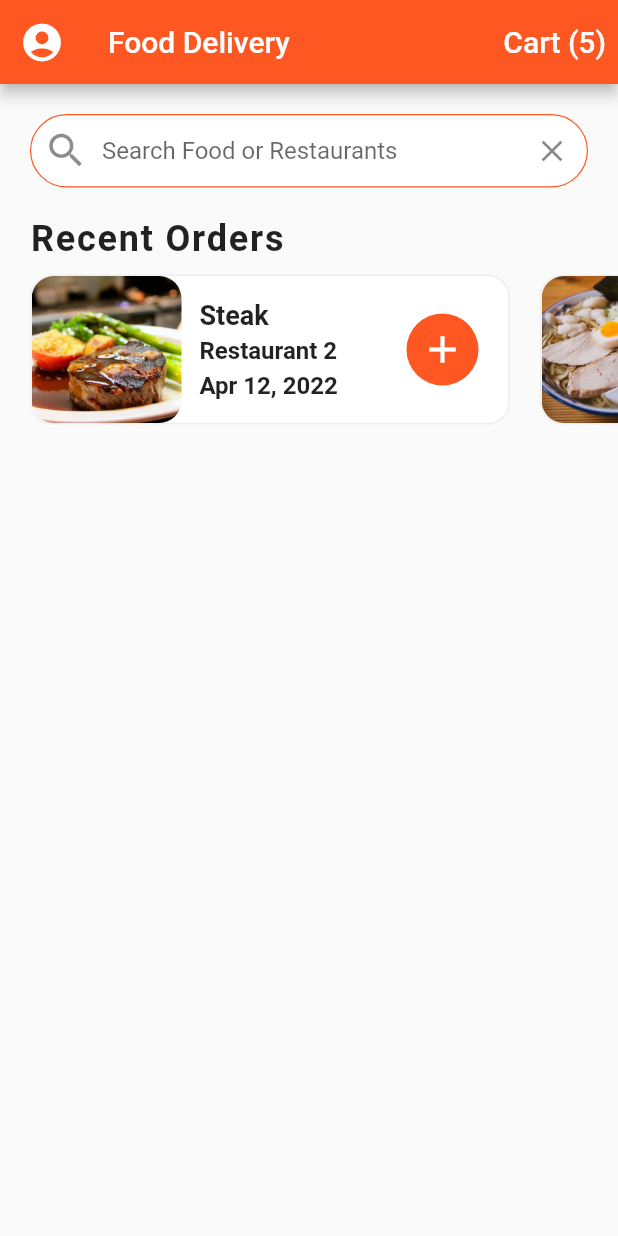
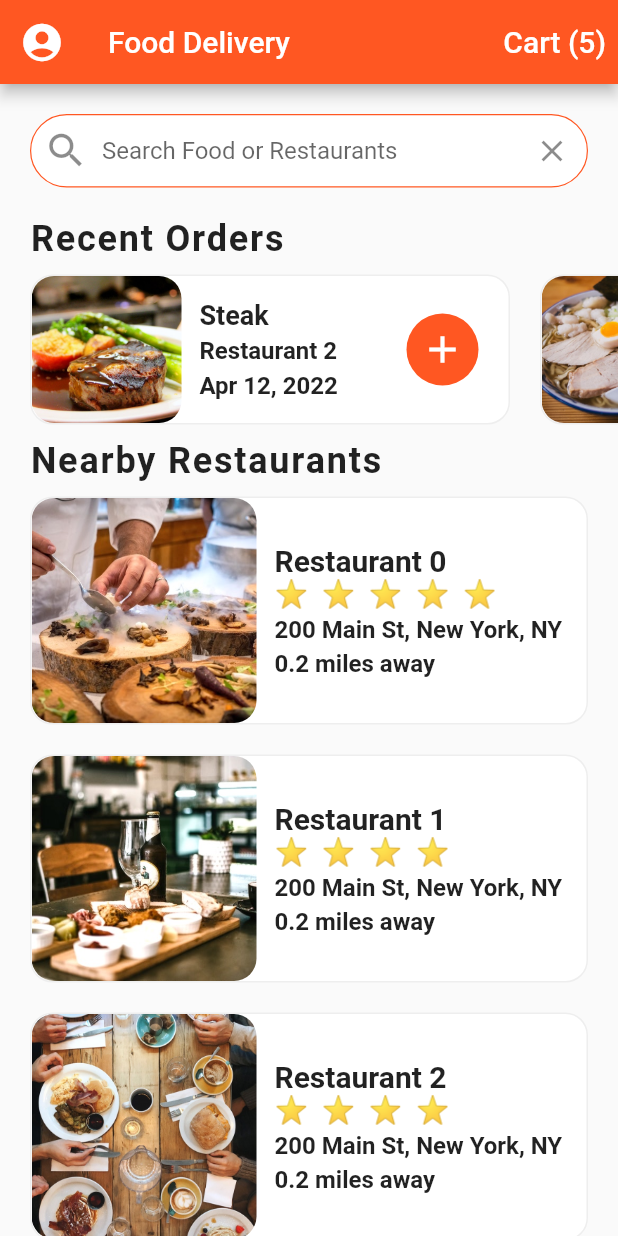
Before and after one commit to Gideon-Ukoko-Jr/restaurant_app_ui, a Flutter app: the screen it shows after launch, on a phone screen of 412 x 824 dp. Run offline on Flutter 3.47's test engine with Material 2 defaults, Android fonts, the phone set to English and light mode, and no system bars.

Commit message:
Added Recent Restaurants UI

```diff
--- a/analysis_options.yaml
+++ b/analysis_options.yaml
@@ -22,6 +22,7 @@ linter:
   # `// ignore_for_file: name_of_lint` syntax on the line or in the file
   # producing the lint.
   rules:
+    prefer_const_constructors : false
     # avoid_print: false  # Uncomment to disable the `avoid_print` rule
     # prefer_single_quotes: true  # Uncomment to enable the `prefer_single_quotes` rule
 
--- a/lib/screens/home_screen.dart
+++ b/lib/screens/home_screen.dart
@@ -1,6 +1,9 @@
 import 'package:flutter/material.dart';
 import 'package:restaurant_app_ui/data/data.dart';
+import 'package:restaurant_app_ui/screens/restaurant_screen.dart';
 import 'package:restaurant_app_ui/widgets/recent_orders.dart';
+
+import '../widgets/rating_stars.dart';
 
 class HomeScreen extends StatefulWidget {
   const HomeScreen({Key? key}) : super(key: key);
@@ -10,6 +13,82 @@ class HomeScreen extends StatefulWidget {
 }
 
 class _HomeScreenState extends State<HomeScreen> {
+  _buildRestaurants() {
+    List<Widget> restaurantList = [];
+    for (var restaurant in restaurants) {
+      restaurantList.add(
+        GestureDetector(
+          onTap: () => Navigator.push(
+            context,
+            MaterialPageRoute(
+              builder: (_) => RestaurantScreen(restaurant),
+            ),
+          ),
+          child: Container(
+            margin: EdgeInsets.symmetric(horizontal: 20.0, vertical: 10.0),
+            decoration: BoxDecoration(
+              color: Colors.white,
+              borderRadius: BorderRadius.circular(15.0),
+              border: Border.all(width: 1.0, color: (Colors.grey[200])!),
+            ),
+            child: Row(
+              children: [
+                ClipRRect(
+                  borderRadius: BorderRadius.circular(15.0),
+                  child: Image(
+                    height: 150.0,
+                    width: 150.0,
+                    image: AssetImage(restaurant.imageUrl ?? ''),
+                    fit: BoxFit.cover,
+                  ),
+                ),
+                Expanded(
+                  child: Container(
+                    margin: EdgeInsets.all(12.0),
+                    child: Column(
+                      mainAxisAlignment: MainAxisAlignment.center,
+                      crossAxisAlignment: CrossAxisAlignment.start,
+                      children: <Widget>[
+                        Text(
+                          restaurant.name ?? '',
+                          style: TextStyle(
+                            fontSize: 20.0,
+                            fontWeight: FontWeight.bold,
+                          ),
+                          overflow: TextOverflow.ellipsis,
+                        ),
+                        RatingStars(restaurant.rating ?? 0),
+                        SizedBox(height: 4.0),
+                        Text(
+                          restaurant.address ?? '',
+                          style: TextStyle(
+                            fontSize: 16.0,
+                            fontWeight: FontWeight.w600,
+                          ),
+                          overflow: TextOverflow.ellipsis,
+                        ),
+                        SizedBox(height: 4.0),
+                        Text(
+                          '0.2 miles away',
+                          style: TextStyle(
+                            fontSize: 16.0,
+                            fontWeight: FontWeight.w600,
+                          ),
+                          overflow: TextOverflow.ellipsis,
+                        ),
+                      ],
+                    ),
+                  ),
+                ),
+              ],
+            ),
+          ),
+        ),
+      );
+    }
+    return Column(children: restaurantList);
+  }
+
   @override
   Widget build(BuildContext context) {
     return Scaffold(
@@ -62,6 +141,23 @@ class _HomeScreenState extends State<HomeScreen> {
             ),
           ),
           RecentOrders(),
+          Column(
+            crossAxisAlignment: CrossAxisAlignment.start,
+            children: [
+              Padding(
+                padding: EdgeInsets.symmetric(horizontal: 20.0),
+                child: Text(
+                  'Nearby Restaurants',
+                  style: TextStyle(
+                    fontSize: 24.0,
+                    fontWeight: FontWeight.w600,
+                    letterSpacing: 1.2,
+                  ),
+                ),
+              ),
+              _buildRestaurants(),
+            ],
+          )
         ],
       ),
     );
--- /dev/null
+++ b/lib/screens/restaurant_screen.dart
@@ -0,0 +1,18 @@
+import 'package:flutter/material.dart';
+import 'package:restaurant_app_ui/models/restaurant.dart';
+
+class RestaurantScreen extends StatefulWidget {
+  final Restaurant restaurant;
+
+  RestaurantScreen(this.restaurant);
+
+  @override
+  State<RestaurantScreen> createState() => _RestaurantScreenState();
+}
+
+class _RestaurantScreenState extends State<RestaurantScreen> {
+  @override
+  Widget build(BuildContext context) {
+    return Scaffold();
+  }
+}
--- /dev/null
+++ b/lib/widgets/rating_stars.dart
@@ -0,0 +1,22 @@
+import 'package:flutter/material.dart';
+
+class RatingStars extends StatelessWidget {
+  final int rating;
+
+  RatingStars(this.rating);
+
+  @override
+  Widget build(BuildContext context) {
+    String stars = '';
+    for (int i = 0; i < rating; i++) {
+      stars += '⭐  ';
+    }
+    stars.trim();
+    return Text(
+      stars,
+      style: TextStyle(
+        fontSize: 18.0,
+      ),
+    );
+  }
+}
--- a/lib/widgets/recent_orders.dart
+++ b/lib/widgets/recent_orders.dart
@@ -1,4 +1,3 @@
-import 'package:flutter/cupertino.dart';
 import 'package:flutter/material.dart';
 import 'package:restaurant_app_ui/data/data.dart';
 import 'package:restaurant_app_ui/models/order.dart';
@@ -98,7 +97,7 @@ class RecentOrders extends StatelessWidget {
             ),
           ),
         ),
-        Container(
+        SizedBox(
           height: 120.0,
           child: ListView.builder(
             physics: const BouncingScrollPhysics(),
```
